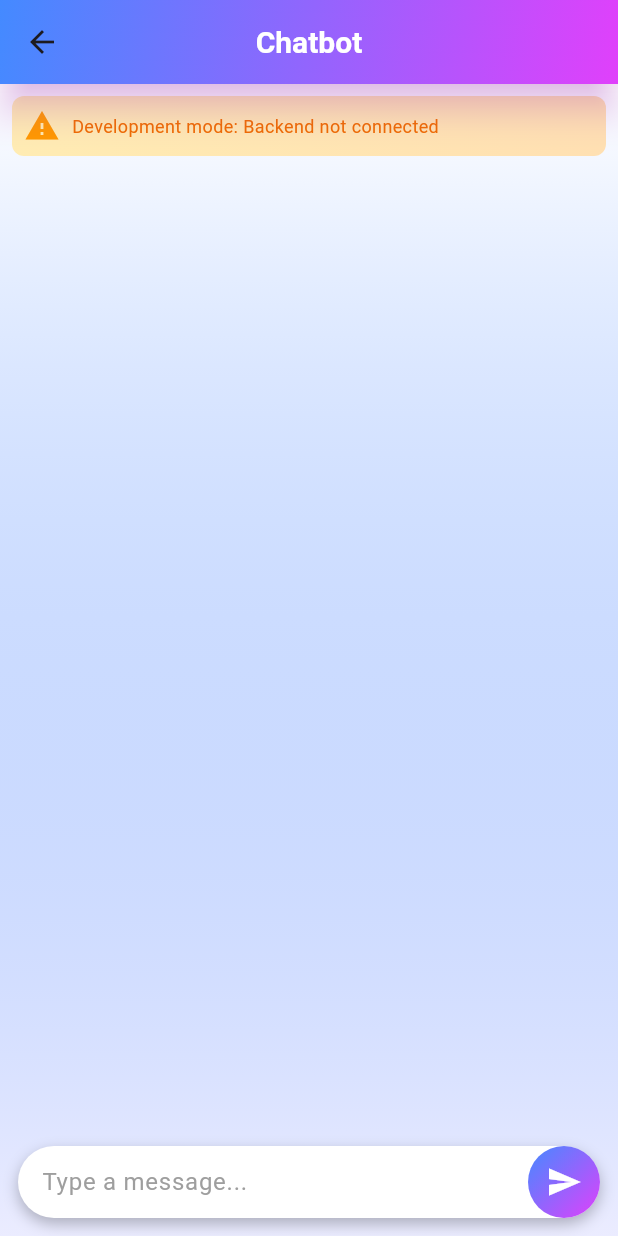
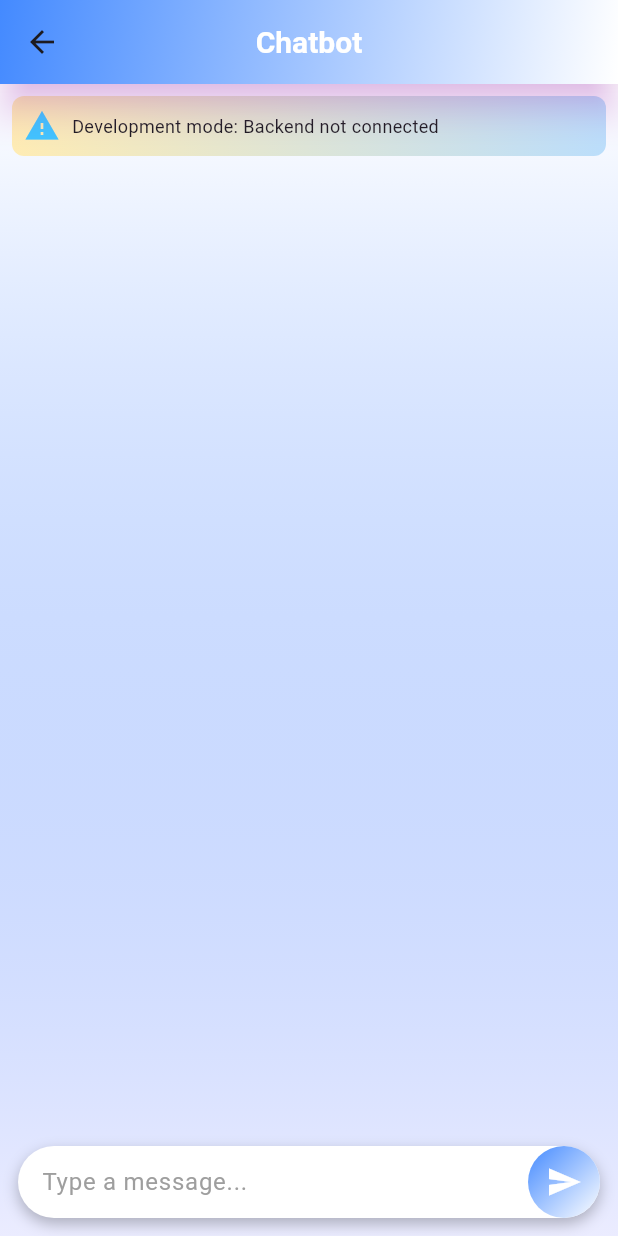
Before and after one commit to Ranumi123/SDGP, a Flutter app: the ChatScreen screen opened by its route, on a phone screen of 412 x 824 dp. Run offline on Flutter 3.47's test engine with Material 3 defaults, Android fonts, the phone set to English and light mode, and no system bars; our stand-ins replace cached_network_image, flutter_animate, google_fonts.

Commit message:
changed the colour theme of the chat bot screen

```diff
--- a/Frontend/mental_app1/lib/chat_screen.dart
+++ b/Frontend/mental_app1/lib/chat_screen.dart
@@ -84,7 +84,7 @@ class _ChatScreenState extends State<ChatScreen> {
         flexibleSpace: Container(
           decoration: BoxDecoration(
             gradient: LinearGradient(
-              colors: [Colors.blueAccent, Colors.purpleAccent],
+              colors: [Colors.blueAccent, Colors.white],
               begin: Alignment.topLeft,
               end: Alignment.bottomRight,
             ),
@@ -107,7 +107,7 @@ class _ChatScreenState extends State<ChatScreen> {
               Container(
                 decoration: BoxDecoration(
                   gradient: LinearGradient(
-                    colors: [Colors.amber[100]!, Colors.orange[100]!],
+                    colors: [Colors.amber[100]!, Colors.blue[100]!],
                     begin: Alignment.topLeft,
                     end: Alignment.bottomRight,
                   ),
@@ -117,12 +117,12 @@ class _ChatScreenState extends State<ChatScreen> {
                 margin: EdgeInsets.all(8),
                 child: Row(
                   children: [
-                    Icon(Icons.warning, color: Colors.orange),
+                    Icon(Icons.warning, color: Colors.lightBlueAccent),
                     SizedBox(width: 8),
                     Expanded(
                       child: Text(
                         'Development mode: Backend not connected',
-                        style: TextStyle(fontSize: 12, color: Colors.orange[800]),
+                        style: TextStyle(fontSize: 12, color: Colors.blueAccent[800]),
                       ),
                     ),
                   ],
@@ -175,7 +175,7 @@ class _ChatScreenState extends State<ChatScreen> {
                     Container(
                       decoration: BoxDecoration(
                         gradient: LinearGradient(
-                          colors: [Colors.blueAccent, Colors.purpleAccent],
+                          colors: [Colors.blueAccent, Colors.white],
                           begin: Alignment.topLeft,
                           end: Alignment.bottomRight,
                         ),
```
Also changed, not shown: 1 other file.
